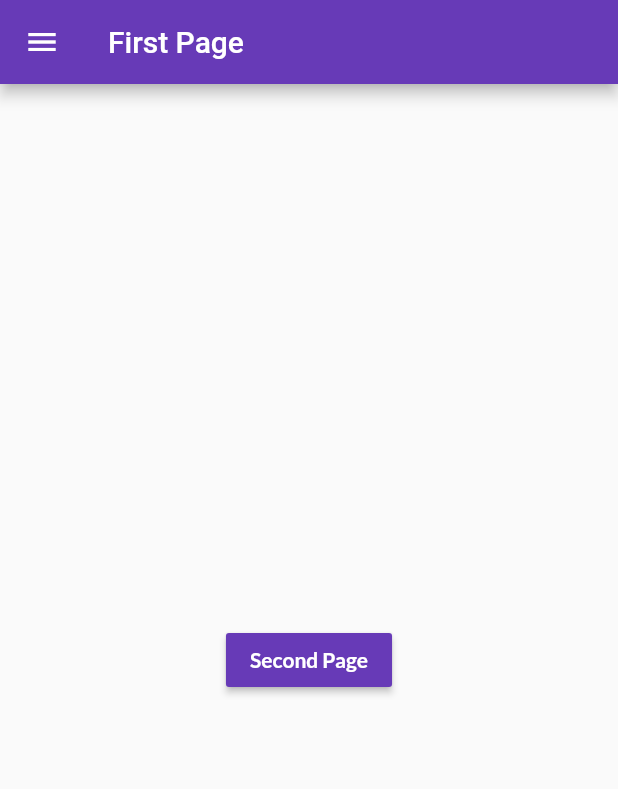
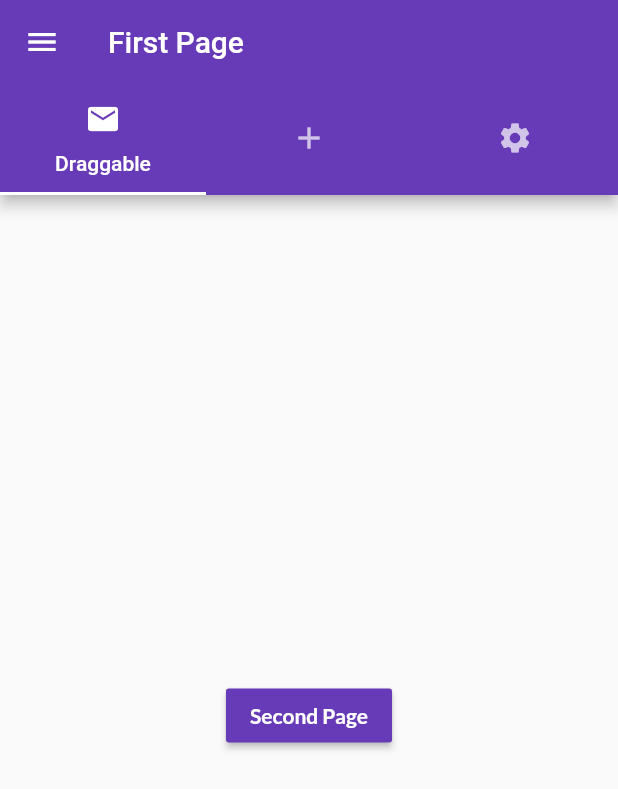
Before and after one commit to MV1998/flutter_page_route_transition, a Flutter app: the screen it shows after launch, on a phone screen of 412 x 824 dp. Shown: the top 789 px of the screen. Run offline on Flutter 3.47's test engine with Material 2 defaults, Android fonts, the phone set to English and light mode, and no system bars; our stand-ins replace google_fonts, shared_preferences.

Commit message:
new files added to the project.

```diff
--- a/lib/main.dart
+++ b/lib/main.dart
@@ -14,6 +14,7 @@ class MyApp extends StatelessWidget {
   @override
   Widget build(BuildContext context) {
     return MaterialApp(
+      debugShowCheckedModeBanner: false,
       title: 'Flutter Demo',
       theme: ThemeData(
         textTheme: GoogleFonts.latoTextTheme(
--- a/lib/ui/first_page.dart
+++ b/lib/ui/first_page.dart
@@ -1,5 +1,6 @@
 import 'package:flutter/cupertino.dart';
 import 'package:flutter/material.dart';
+import '../ui/form.dart';
 
 import '../ui/draggable_card.dart';
 import '../ui/drawer.dart';
@@ -18,16 +19,34 @@ class FirstPage extends StatefulWidget {
 class _FirstPageState extends State<FirstPage> with TickerProviderStateMixin {
   @override
   Widget build(BuildContext context) {
-    return Scaffold(
+    return DefaultTabController(
+      length: 3,
+      child: Scaffold(
         key: widget.globalKey,
         drawer: AppDrawer(
           widget: widget,
           tickerProvider: this,
         ),
         appBar: AppBar(
+          bottom: TabBar(
+            tabs: <Widget>[
+              Tab(
+                icon: Icon(Icons.email),
+                text: 'Draggable',
+              ),
+              Tab(
+                icon: Icon(Icons.add),
+              ),
+              Tab(
+                icon: Icon(Icons.settings),
+              )
+            ],
+          ),
           title: Text(widget.title),
         ),
-      body: DraggableCard(
+        body: TabBarView(
+          children: <Widget>[
+            DraggableCard(
               child: MaterialButton(
                 onPressed: () {
                   Navigator.of(context).push(_createRoute());
@@ -39,8 +58,14 @@ class _FirstPageState extends State<FirstPage> with TickerProviderStateMixin {
                 splashColor: Colors.white,
                 child: Text(
                   'Second Page',
-            style: TextStyle(color: Colors.white, fontWeight: FontWeight.bold),
+                  style: TextStyle(
+                      color: Colors.white, fontWeight: FontWeight.bold),
                 ),
+              ),
+            ),
+            MyCustomForm(),
+            Center(child: Text('add')),
+          ],
         ),
       ),
     );
--- a/pubspec.yaml
+++ b/pubspec.yaml
@@ -24,6 +24,7 @@ dependencies:
   flutter:
     sdk: flutter
   google_fonts: ^1.1.0
+  shared_preferences: ^0.5.7+3
 
 
   # The following adds the Cupertino Icons font to your application.
```
Also changed, not shown: lib/database/my_shared_preference.dart (added, +10 -0 lines), lib/ui/form.dart (added, +131 -0 lines), pubspec.lock. Lines whose indentation alone changed are shown as unchanged.
